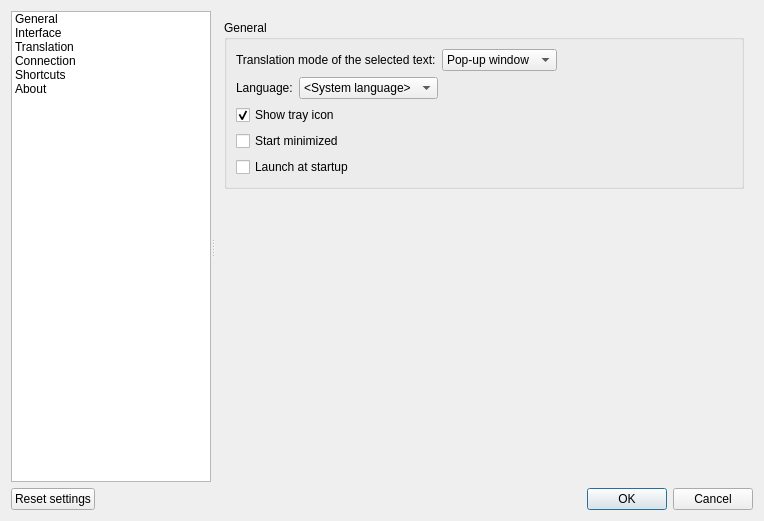
First picture: the form in src/settingsdialog.ui, repository crow-translate/crow-translate, before the edit.
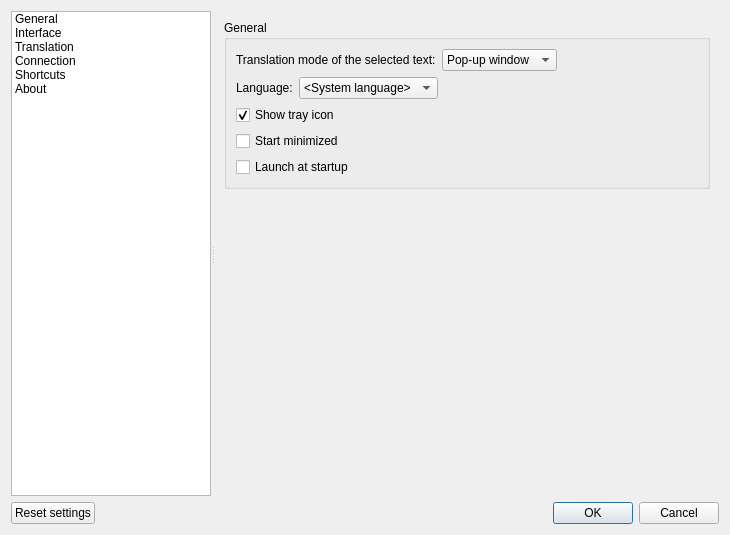
Second picture: the form after the edit. Icons and pictures are not drawn.

Commit message: Fix wrong layout properties in settings

What changed in the file:
```diff
--- a/src/settingsdialog.ui
+++ b/src/settingsdialog.ui
@@ -6,8 +6,8 @@
    <rect>
     <x>0</x>
     <y>0</y>
-    <width>764</width>
-    <height>521</height>
+    <width>730</width>
+    <height>535</height>
    </rect>
   </property>
   <property name="windowTitle">
@@ -27,7 +27,7 @@
      </property>
      <widget class="QListWidget" name="pagesListWidget">
       <property name="sizePolicy">
-       <sizepolicy hsizetype="Maximum" vsizetype="Expanding">
+       <sizepolicy hsizetype="MinimumExpanding" vsizetype="Expanding">
         <horstretch>0</horstretch>
         <verstretch>0</verstretch>
        </sizepolicy>
@@ -106,12 +106,6 @@
       </item>
      </widget>
      <widget class="QStackedWidget" name="pagesStackedWidget">
-      <property name="sizePolicy">
-       <sizepolicy hsizetype="Expanding" vsizetype="Preferred">
-        <horstretch>0</horstretch>
-        <verstretch>0</verstretch>
-       </sizepolicy>
-      </property>
       <widget class="QWidget" name="generalWidget">
        <layout class="QVBoxLayout" name="verticalLayout_3">
         <item>
```
The commit also changes 2 other files.
